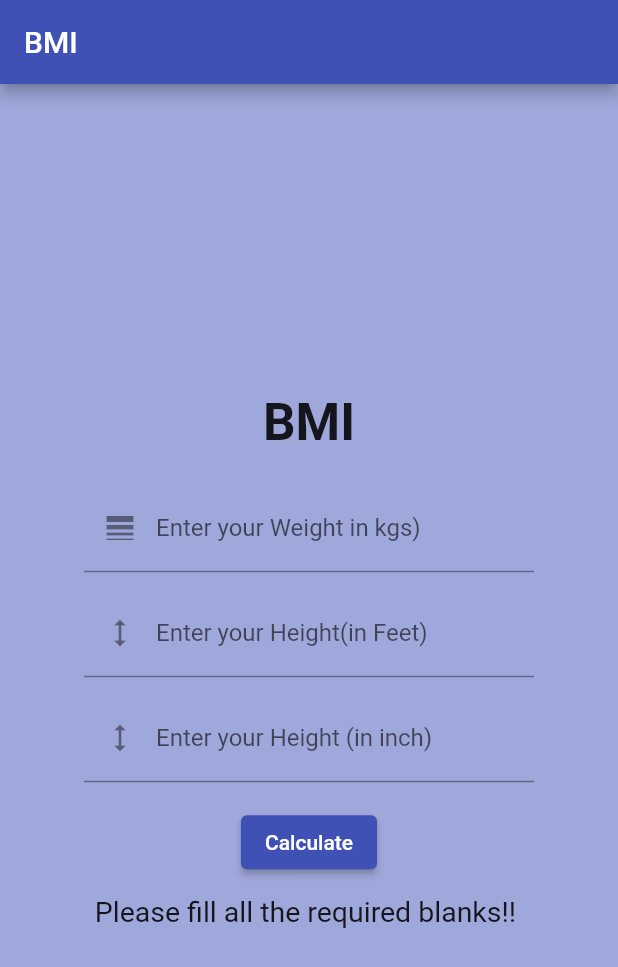
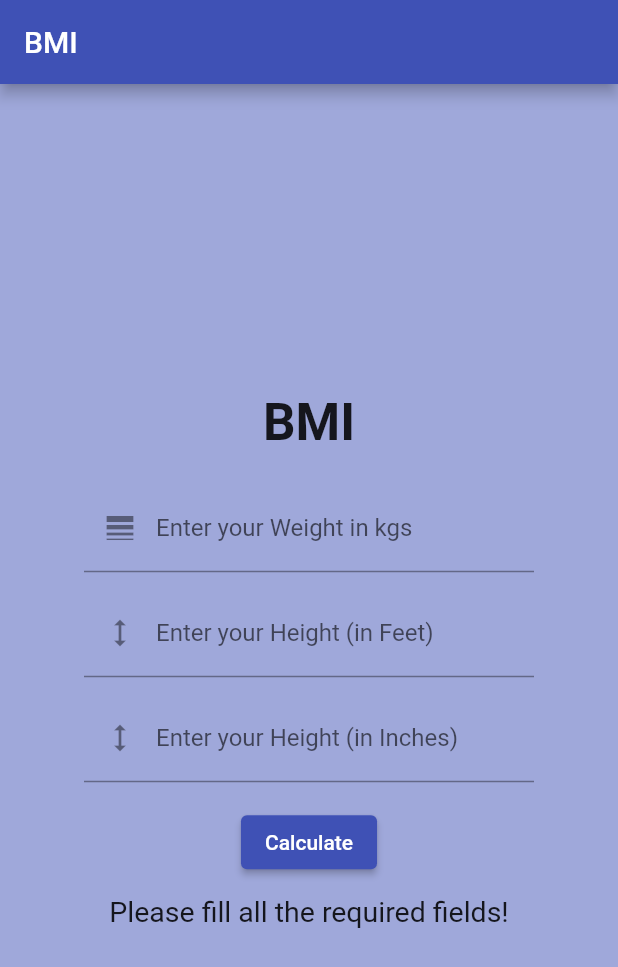
Before and after one commit to prateekp273/body_mass_index-BMI-using-flutter, a Flutter app: the screen it shows after launch, after a tap on "Calculate", on a phone screen of 412 x 824 dp. Shown: the top 967 px of the screen. Run offline on Flutter 3.47's test engine with Material 2 defaults, Android fonts, the phone set to English and light mode, and no system bars.

Commit message:
second commit

```diff
--- a/lib/main.dart
+++ b/lib/main.dart
@@ -6,6 +6,7 @@
 
 class FlutterApp extends StatelessWidget {
   const FlutterApp({Key? key}) : super(key: key);
+
   @override
   Widget build(BuildContext context) {
     return MaterialApp(
@@ -30,7 +31,7 @@
   var inController = TextEditingController();
 
   var result = "";
-  var bgColor  = Colors.indigo.shade200;
+  var bgColor = Colors.indigo.shade200;
 
   @override
   Widget build(BuildContext context) {
@@ -42,101 +43,88 @@
         color: bgColor,
         child: Center(
           child: Container(
-            width:300,
+            width: 300,
             child: Column(
               mainAxisAlignment: MainAxisAlignment.center,
-                children: [
-                Text(
+              children: [
+                const Text(
                   'BMI',
                   style: TextStyle(
                     fontSize: 34,
                     fontWeight: FontWeight.w700,
                   ),
                 ),
-                SizedBox(height: 21,),
+                const SizedBox(height: 21),
                 TextField(
                   controller: wtController,
-                  decoration: InputDecoration(
-                    label: Text('Enter your Weight in kgs)'),
-                    prefixIcon: Icon(Icons.line_weight)
+                  decoration: const InputDecoration(
+                    labelText: 'Enter your Weight in kgs',
+                    prefixIcon: Icon(Icons.line_weight),
                   ),
                   keyboardType: TextInputType.number,
                 ),
-
-                SizedBox(height: 11,),
+                const SizedBox(height: 11),
                 TextField(
-                  controller: inController,
-                  decoration: InputDecoration(
-                    label: Text('Enter your Height(in Feet)'),
+                  controller: ftController,
+                  decoration: const InputDecoration(
+                    labelText: 'Enter your Height (in Feet)',
                     prefixIcon: Icon(Icons.height),
                   ),
                   keyboardType: TextInputType.number,
                 ),
-
-                SizedBox(height: 11,),
-
-
+                const SizedBox(height: 11),
                 TextField(
-                  controller: ftController,
-                  decoration: InputDecoration(
-                    label: Text('Enter your Height (in inch)'),
+                  controller: inController,
+                  decoration: const InputDecoration(
+                    labelText: 'Enter your Height (in Inches)',
                     prefixIcon: Icon(Icons.height),
                   ),
                   keyboardType: TextInputType.number,
                 ),
-
-                  SizedBox(height: 16,),
-
-                  ElevatedButton(onPressed: (){
-
+                const SizedBox(height: 16),
+                ElevatedButton(
+                  onPressed: () {
                     var wt = wtController.text.toString();
                     var ft = ftController.text.toString();
                     var inch = inController.text.toString();
 
-                    if(wt!="" && ft!="" && inch!="") {
+                    if (wt != "" && ft != "" && inch != "") {
+                      var iWt = double.parse(wt);
+                      var iFt = double.parse(ft);
+                      var iInch = double.parse(inch);
 
-
-                      var iWt = int.parse(wt);
-                      var iFt = int.parse(ft);
-                      var iInch = int.parse(inch);
-
-                      var tInch =(iFt*12) + iInch;
-
-                      var tCm =tInch*2.54;
-
-                      var tM = tCm/100;
-
-                      var bmi = iWt/(tM*tM);
+                      var tInch = (iFt * 12) + iInch;
+                      var tCm = tInch * 2.54;
+                      var tM = tCm / 100;
+                      var bmi = iWt / (tM * tM);
 
                       var msg = "";
-                      if(bmi>25){
-                        msg = "You're OverWeight!!";
+                      if (bmi > 25) {
+                        msg = "You're Overweight!";
                         bgColor = Colors.orange.shade200;
-
-                      } else if(bmi<18){
-                        msg = "You're UnderWeight!!";
+                      } else if (bmi < 18.5) {
+                        msg = "You're Underweight!";
                         bgColor = Colors.red.shade200;
                       } else {
-
+                        msg = "You're Healthy!";
+                        bgColor = Colors.green.shade200;
                       }
                       setState(() {
-                        msg = "You're Healthy!!";
-                        bgColor = Colors.green.shade200;
-                        result = "Your BMI is:${bmi.toStringAsFixed(4)}";
+                        result = "$msg\nYour BMI is: ${bmi.toStringAsFixed(2)}";
                       });
-
-
-                    } else{
+                    } else {
                       setState(() {
-                        result = "Please fill all the required blanks!! ";
+                        result = "Please fill all the required fields!";
                       });
-
                     }
-                  }, child: Text ('Calculate')),
-
-                  SizedBox(height: 11,),
-
-                  Text(result, style: TextStyle(fontSize: 19),)
+                  },
+                  child: const Text('Calculate'),
+                ),
+                const SizedBox(height: 11),
+                Text(
+                  result,
+                  style: const TextStyle(fontSize: 19),
+                ),
               ],
             ),
           ),
```
